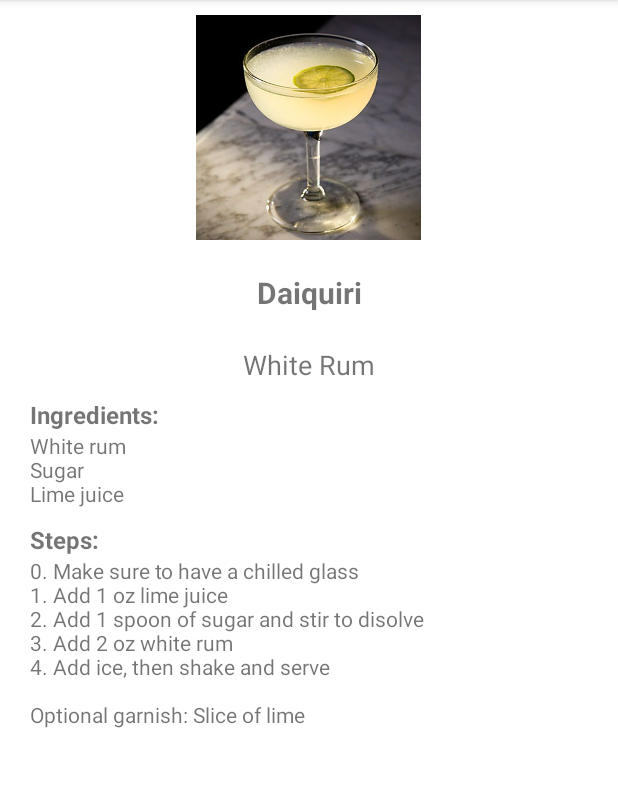
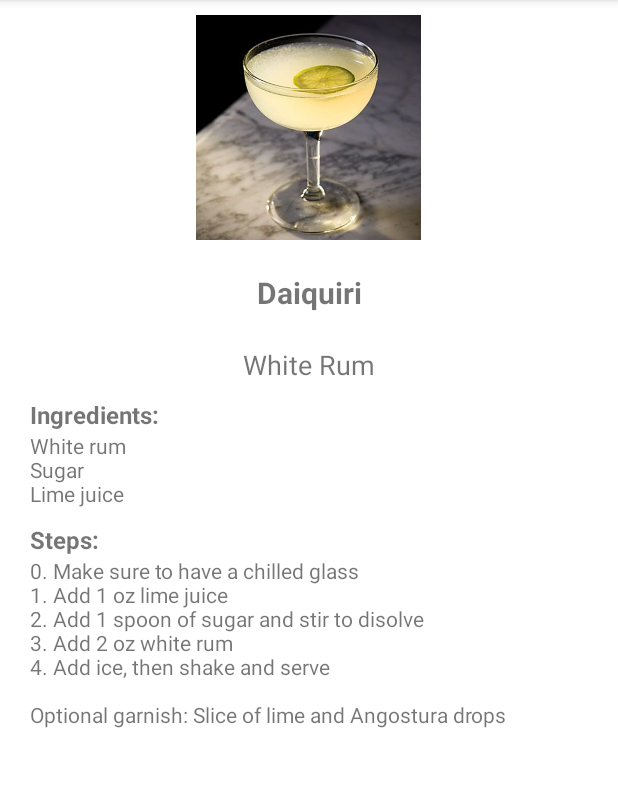
Before and after one commit to lucdre/CocktailCrafter, an Android app: the screen it shows after launch (DetailActivity), after a tap on "Daiquiri", on a phone screen of 412 x 824 dp, the part 84-871 px from its top. Run offline under Robolectric (Android 15) with nearby library versions, the phone set to English and light mode, and no system bars.

Commit message:
Fixed scrolling not working on longer recipes Updated gradle

```diff
--- a/app/src/main/res/layout/activity_detail.xml
+++ b/app/src/main/res/layout/activity_detail.xml
@@ -1,4 +1,9 @@
 <?xml version="1.0" encoding="utf-8"?>
+
+<ScrollView android:layout_width="match_parent"
+    android:layout_height="match_parent"
+    xmlns:android="http://schemas.android.com/apk/res/android">
+
 <LinearLayout
     xmlns:android="http://schemas.android.com/apk/res/android"
     xmlns:app="http://schemas.android.com/apk/res-auto"
@@ -7,6 +12,7 @@
     android:layout_height="match_parent"
     android:orientation="vertical"
     tools:context=".DetailActivity">
+
 
     <ImageView
         android:id="@+id/cocktailImage"
@@ -87,4 +93,11 @@
         android:text="@string/base_spirit_placeholder"
         android:textSize="14sp" />
 
+    <!-- Add a little space to the end -->
+    <View
+        android:layout_width="fill_parent"
+        android:layout_height="30dp" />
+
 </LinearLayout>
+
+</ScrollView>
--- a/app/src/main/res/layout/card_cell.xml
+++ b/app/src/main/res/layout/card_cell.xml
@@ -1,14 +1,18 @@
 <?xml version="1.0" encoding="utf-8"?>
+
 <LinearLayout xmlns:android="http://schemas.android.com/apk/res/android"
     xmlns:app="http://schemas.android.com/apk/res-auto"
     android:orientation="vertical"
     android:layout_width="match_parent"
     android:layout_height="wrap_content">
 
+
+
         <androidx.cardview.widget.CardView
             android:id="@+id/cardView"
             android:layout_width="match_parent"
             android:layout_height="wrap_content"
+            app:layout_constraintBottom_toBottomOf="parent"
             app:cardCornerRadius="15dp"
             android:layout_margin="10dp"
             android:clickable="true"
@@ -18,6 +22,8 @@
                 android:layout_width="match_parent"
                 android:layout_height="match_parent"
                 android:orientation="vertical">
+
+
 
                 <ImageView
                     android:id="@+id/cocktailImage"
@@ -47,7 +53,9 @@
                     android:textSize="12sp"
                     android:lines="1" />
 
+
             </LinearLayout>
+
        </androidx.cardview.widget.CardView>
 
 </LinearLayout>
--- a/app/src/main/res/values/strings.xml
+++ b/app/src/main/res/values/strings.xml
@@ -35,7 +35,7 @@
 
     <!-- Daiquiri -->
     <string name="DaiquiriIngredients">White rum\nSugar\nLime juice</string>
-    <string name="DaiquiriSteps">0. Make sure to have a chilled glass\n1. Add 1 oz lime juice\n2. Add 1 spoon of sugar and stir to disolve\n3. Add 2 oz white rum\n4. Add ice, then shake and serve\n\nOptional garnish: Slice of lime</string>
+    <string name="DaiquiriSteps">0. Make sure to have a chilled glass\n1. Add 1 oz lime juice\n2. Add 1 spoon of sugar and stir to disolve\n3. Add 2 oz white rum\n4. Add ice, then shake and serve\n\nOptional garnish: Slice of lime and Angostura drops</string>
 
     <!-- Mojito -->
     <string name="MojitoIngredients">White rum\nRich dem juice\nLime juice\nBrown sugar\nMint\nSoda water</string>
--- a/build.gradle
+++ b/build.gradle
@@ -5,7 +5,7 @@ buildscript {
         mavenCentral()
     }
     dependencies {
-        classpath "com.android.tools.build:gradle:7.0.3"
+        classpath 'com.android.tools.build:gradle:7.1.3'
         classpath "org.jetbrains.kotlin:kotlin-gradle-plugin:1.5.31"
 
         // NOTE: Do not place your application dependencies here; they belong
```
Also changed, not shown: gradle/wrapper/gradle-wrapper.properties. Lines whose indentation alone changed are shown as unchanged.
